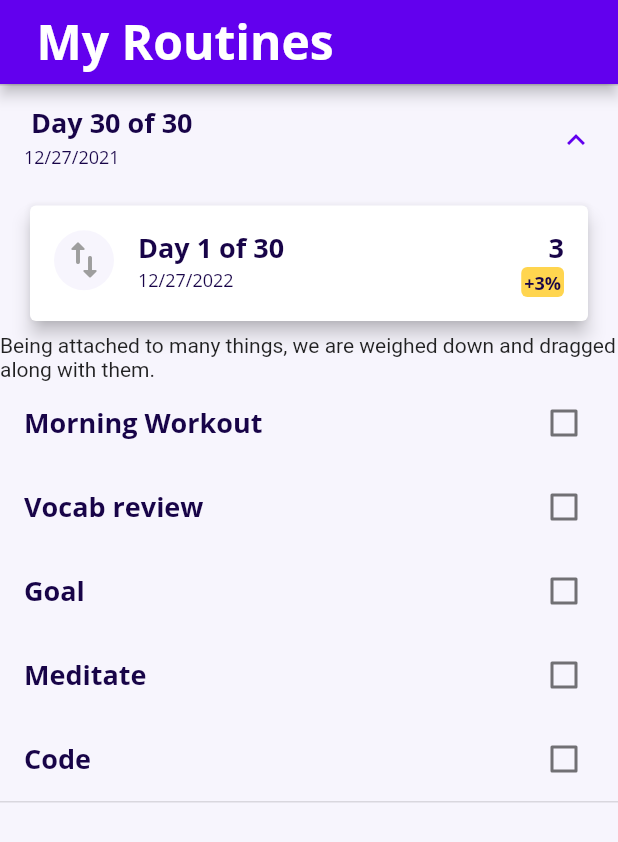
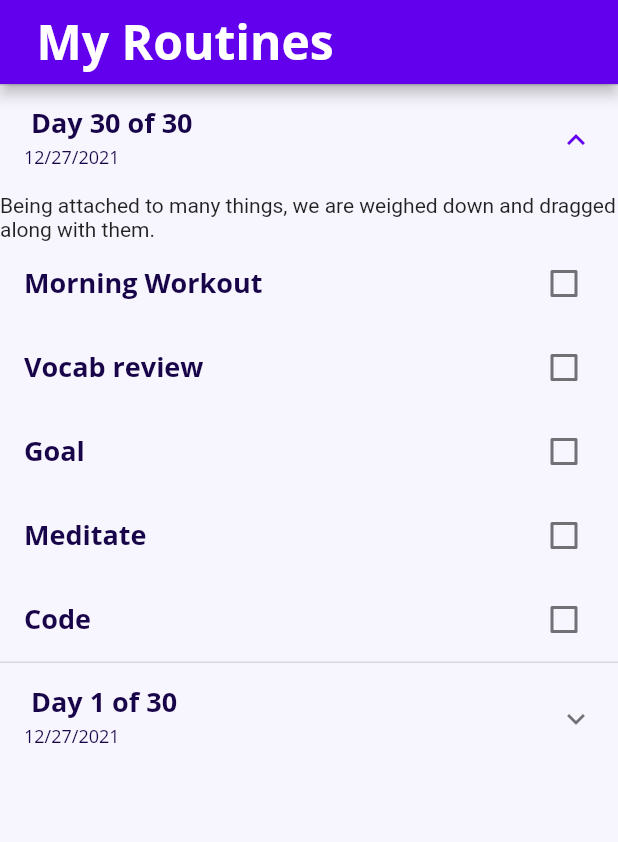
Before and after one commit to NoderCoder/stayinbudget, a Flutter app: the screen it shows after launch, after a tap on an icon or button, on a phone screen of 412 x 824 dp. Shown: the top 842 px of the screen. Run offline on Flutter 3.47's test engine with Material 2 defaults, Android fonts, the phone set to English and light mode, and no system bars; our stand-ins replace hive, hive_flutter; accounts and stored records are empty.

Commit message:
Seperated list and planninng to add Hive

```diff
--- a/lib/routines/routines.dart
+++ b/lib/routines/routines.dart
@@ -27,7 +27,8 @@ class RoutinesPage extends StatefulWidget {
 }
 
 class _RoutinesPageState extends State<RoutinesPage> {
-  bool _checked = false;
+  final bool _checked = false;
+  List<Routine> singleDayRoutineList = dailyRoutines;
   @override
   Widget build(BuildContext context) {
     return Scaffold(
@@ -47,9 +48,40 @@ class _RoutinesPageState extends State<RoutinesPage> {
                         fontSize: 12,
                       )),
               children: [
-                RoutineTile("Day 1 of 30", "12/27/2022", '3'),
                 Text(stoicQuotesList[1].quoteText),
-                ...dailyRoutines.map<Widget>((routine) {
+                ...singleDayRoutineList.map<Widget>((routine) {
+                  return CheckboxListTile(
+                      title: Text(
+                        routine.title,
+                        style: Theme.of(context).textTheme.bodyText1.copyWith(
+                            decoration: routine.checked
+                                ? TextDecoration.lineThrough
+                                : TextDecoration.none),
+                      ),
+                      value: routine.checked,
+                      onChanged: (bool value) {
+                        setState(() {
+                          routine.checked = value;
+                          routine.checkedDate = DateTime.now();
+                        });
+                      });
+                })
+              ]),
+
+          //Another tile to test
+          ExpansionTile(
+              title: Text(
+                " Day ${widget.streakDay} of ${widget.totalDays} ",
+                style: Theme.of(context).textTheme.bodyText1,
+              ),
+              subtitle: Text("12/27/2021",
+                  style: Theme.of(context).textTheme.bodyText1.copyWith(
+                        fontWeight: FontWeight.w100,
+                        fontSize: 12,
+                      )),
+              children: [
+                Text(stoicQuotesList[1].quoteText),
+                ...singleDayRoutineList.map<Widget>((routine) {
                   return CheckboxListTile(
                       title: Text(
                         routine.title,
@@ -73,94 +105,4 @@ class _RoutinesPageState extends State<RoutinesPage> {
   }
 }
 
-class RoutineTile extends StatelessWidget {
-  final String transactionTitle;
-  final String transactionDate;
-  final String transactionAmount;
-
-  RoutineTile(
-      this.transactionTitle, this.transactionDate, this.transactionAmount);
-
-  @override
-  Widget build(BuildContext context) {
-    return Container(
-      child: Padding(
-        padding: const EdgeInsets.fromLTRB(16, 4, 16, 4),
-        child: Container(
-          width: double.infinity,
-          child: Card(
-            elevation: 5,
-            child: Padding(
-              padding: const EdgeInsets.all(16.0),
-              child: Row(
-                mainAxisAlignment: MainAxisAlignment.spaceBetween,
-                crossAxisAlignment: CrossAxisAlignment.start,
-                children: [
-                  Row(
-                    children: [
-                      CircleAvatar(
-                        backgroundColor:
-                            Theme.of(context).scaffoldBackgroundColor,
-                        foregroundColor: Colors.grey[700],
-                        child: const Icon(
-                          Icons.import_export_rounded,
-                          size: 32,
-                          color: Colors.grey,
-                        ),
-                      ),
-                      SizedBox(
-                        width: 16,
-                      ),
-                      Column(
-                        crossAxisAlignment: CrossAxisAlignment.start,
-                        children: [
-                          Text(
-                            transactionTitle,
-                            style: Theme.of(context).textTheme.bodyText1,
-                          ),
-                          Text(transactionDate,
-                              style: Theme.of(context)
-                                  .textTheme
-                                  .bodyText1
-                                  .copyWith(
-                                    fontWeight: FontWeight.w100,
-                                    fontSize: 12,
-                                  )),
-                        ],
-                      ),
-                    ],
-                  ),
-                  Column(
-                    crossAxisAlignment: CrossAxisAlignment.end,
-                    children: [
-                      Text(
-                        transactionAmount,
-                        style: Theme.of(context).textTheme.bodyText1,
-                      ),
-                      Container(
-                        decoration: BoxDecoration(
-                            color: Colors.amber[300],
-                            borderRadius: BorderRadius.all(Radius.circular(4))),
-                        child: Padding(
-                          padding: const EdgeInsets.all(2.0),
-                          child: Text("+3%",
-                              style: Theme.of(context)
-                                  .textTheme
-                                  .bodyText1
-                                  .copyWith(
-                                    fontWeight: FontWeight.bold,
-                                    fontSize: 12,
-                                  )),
-                        ),
-                      ),
-                    ],
-                  ),
-                ],
-              ),
-            ),
-          ),
-        ),
-      ),
-    );
-  }
-}
+// Snapshot of dailyroutine list is stored for each day
```
